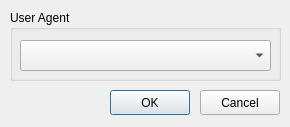
The window that src/dialogsettings.ui (moose-kazan/qOPDSbrowser) describes before a commit, drawn with Qt 5.
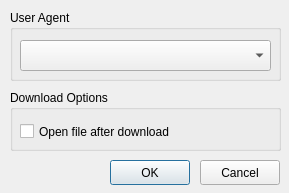
The same window after the commit.

Commit message: Fixed download problems. Prepare for showing download history

Patch:
```diff
--- a/src/dialogsettings.ui
+++ b/src/dialogsettings.ui
@@ -6,8 +6,8 @@
    <rect>
     <x>0</x>
     <y>0</y>
-    <width>290</width>
-    <height>127</height>
+    <width>289</width>
+    <height>193</height>
    </rect>
   </property>
   <property name="windowTitle">
@@ -40,7 +40,7 @@
    <property name="geometry">
     <rect>
      <x>110</x>
-     <y>90</y>
+     <y>160</y>
      <width>80</width>
      <height>25</height>
     </rect>
@@ -53,7 +53,7 @@
    <property name="geometry">
     <rect>
      <x>200</x>
-     <y>90</y>
+     <y>160</y>
      <width>80</width>
      <height>25</height>
     </rect>
@@ -62,6 +62,32 @@
     <string>Cancel</string>
    </property>
   </widget>
+  <widget class="QGroupBox" name="groupDownloadOptions">
+   <property name="geometry">
+    <rect>
+     <x>10</x>
+     <y>90</y>
+     <width>271</width>
+     <height>61</height>
+    </rect>
+   </property>
+   <property name="title">
+    <string>Download Options</string>
+   </property>
+   <widget class="QCheckBox" name="openFileAfterDownload">
+    <property name="geometry">
+     <rect>
+      <x>10</x>
+      <y>30</y>
+      <width>251</width>
+      <height>23</height>
+     </rect>
+    </property>
+    <property name="text">
+     <string>Open file after download</string>
+    </property>
+   </widget>
+  </widget>
  </widget>
  <resources/>
  <connections>
```
The commit also changes 9 other files.
